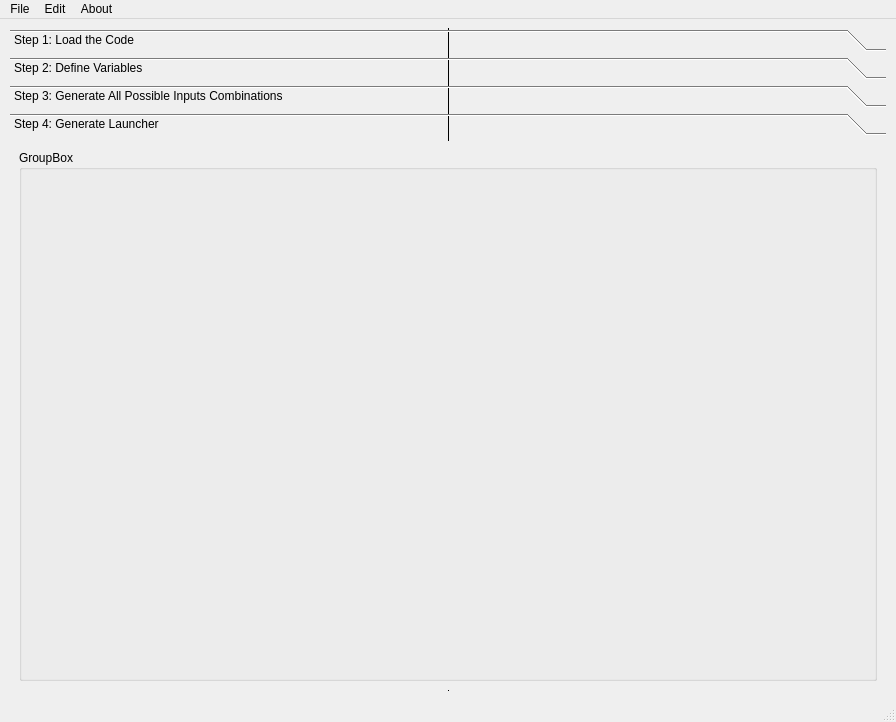
The window that resource/ui_window.ui (J-Saeedi/PyInputAssembler) describes before a commit, drawn with Qt 5.
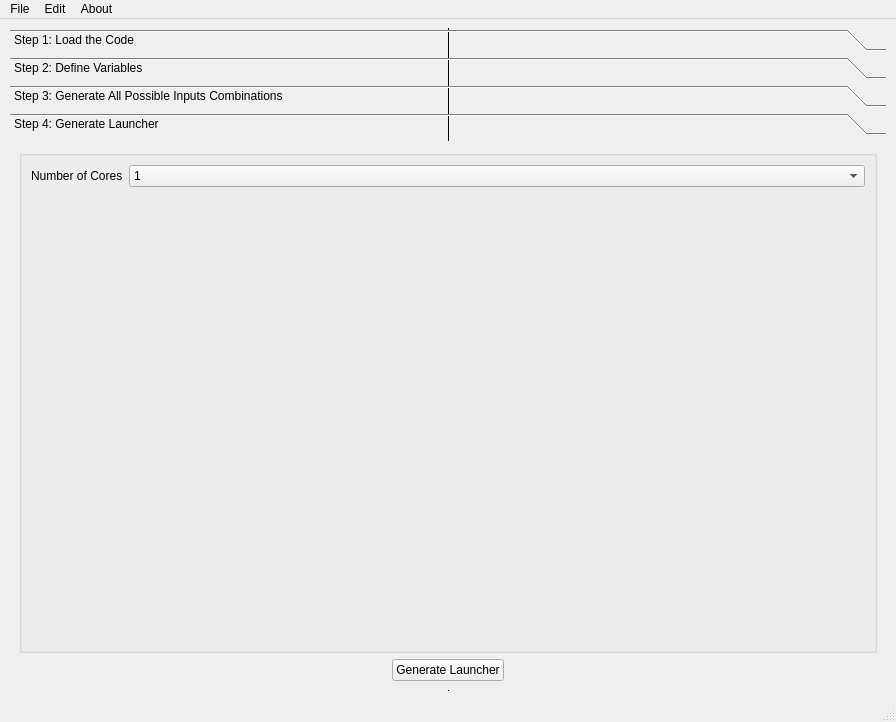
The same window after the commit. The open tabs and pages were chosen to show the change.

Patch:
```diff
--- a/resource/ui_window.ui
+++ b/resource/ui_window.ui
@@ -405,11 +405,58 @@
        <layout class="QGridLayout" name="gridLayout_2">
         <item row="0" column="0">
          <widget class="QGroupBox" name="groupBox_4">
+          <property name="sizePolicy">
+           <sizepolicy hsizetype="Expanding" vsizetype="Preferred">
+            <horstretch>0</horstretch>
+            <verstretch>0</verstretch>
+           </sizepolicy>
+          </property>
           <property name="title">
-           <string>GroupBox</string>
+           <string/>
           </property>
+          <layout class="QFormLayout" name="formLayout">
+           <item row="0" column="0">
+            <widget class="QLabel" name="label_3">
+             <property name="text">
+              <string>Number of Cores</string>
+             </property>
+            </widget>
+           </item>
+           <item row="0" column="1">
+            <widget class="QComboBox" name="comboBox_cores">
+             <property name="sizePolicy">
+              <sizepolicy hsizetype="Minimum" vsizetype="Fixed">
+               <horstretch>0</horstretch>
+               <verstretch>0</verstretch>
+              </sizepolicy>
+             </property>
+             <item>
+              <property name="text">
+               <string>1</string>
+              </property>
+             </item>
+            </widget>
+           </item>
+          </layout>
          </widget>
         </item>
+        <item row="1" column="0">
+         <layout class="QHBoxLayout" name="horizontalLayout_5">
+          <item>
+           <widget class="QPushButton" name="pushButton_generateLauncher">
+            <property name="sizePolicy">
+             <sizepolicy hsizetype="Maximum" vsizetype="Fixed">
+              <horstretch>0</horstretch>
+              <verstretch>0</verstretch>
+             </sizepolicy>
+            </property>
+            <property name="text">
+             <string>Generate Launcher</string>
+            </property>
+           </widget>
+          </item>
+         </layout>
+        </item>
        </layout>
       </widget>
      </widget>
```
Left out of the diff: 2 changed lines with no effect on the pictures.
